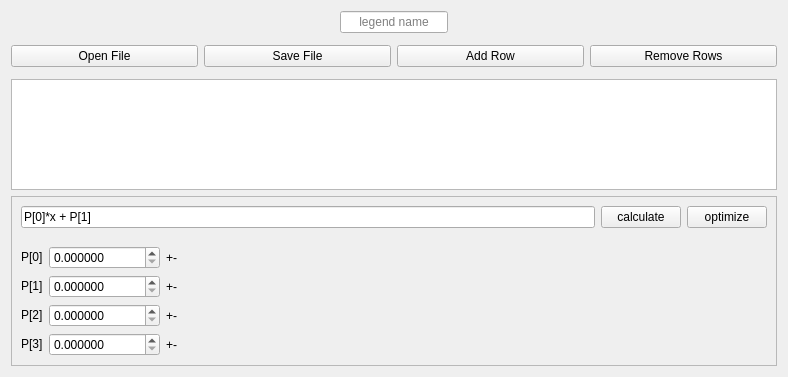
Old version of the form WWplot/ui/table.ui in the repository wwmm/wwplot.
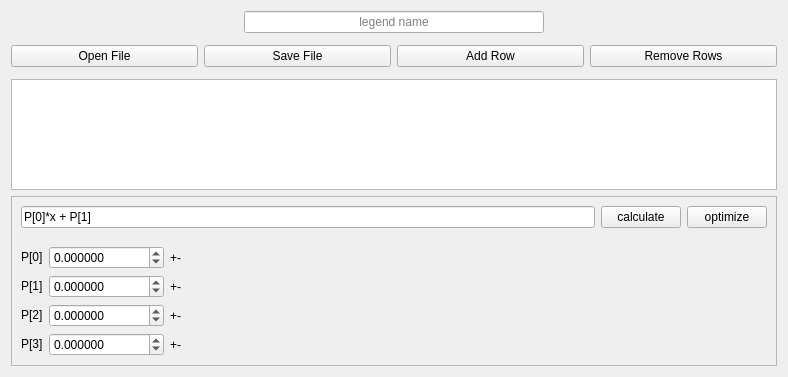
New version of the form.

```diff
--- a/WWplot/ui/table.ui
+++ b/WWplot/ui/table.ui
@@ -154,6 +154,9 @@
           <property name="decimals">
            <number>6</number>
           </property>
+          <property name="minimum">
+           <double>-1000000.000000000000000</double>
+          </property>
           <property name="maximum">
            <double>1000000.000000000000000</double>
           </property>
@@ -186,6 +189,9 @@
           <property name="decimals">
            <number>6</number>
           </property>
+          <property name="minimum">
+           <double>-1000000.000000000000000</double>
+          </property>
           <property name="maximum">
            <double>1000000.000000000000000</double>
           </property>
@@ -247,9 +253,15 @@
           <property name="alignment">
            <set>Qt::AlignLeading|Qt::AlignLeft|Qt::AlignVCenter</set>
           </property>
+          <property name="buttonSymbols">
+           <enum>QAbstractSpinBox::UpDownArrows</enum>
+          </property>
           <property name="decimals">
            <number>6</number>
           </property>
+          <property name="minimum">
+           <double>-1000000.000000000000000</double>
+          </property>
           <property name="maximum">
            <double>1000000.000000000000000</double>
           </property>
@@ -298,6 +310,9 @@
           <property name="decimals">
            <number>6</number>
           </property>
+          <property name="minimum">
+           <double>-1000000.000000000000000</double>
+          </property>
           <property name="maximum">
            <double>1000000.000000000000000</double>
           </property>
@@ -420,6 +435,12 @@
        <verstretch>0</verstretch>
       </sizepolicy>
      </property>
+     <property name="minimumSize">
+      <size>
+       <width>300</width>
+       <height>0</height>
+      </size>
+     </property>
      <property name="alignment">
       <set>Qt::AlignCenter</set>
      </property>
```
Left out of the diff: 2 changed lines with no effect on the pictures.
